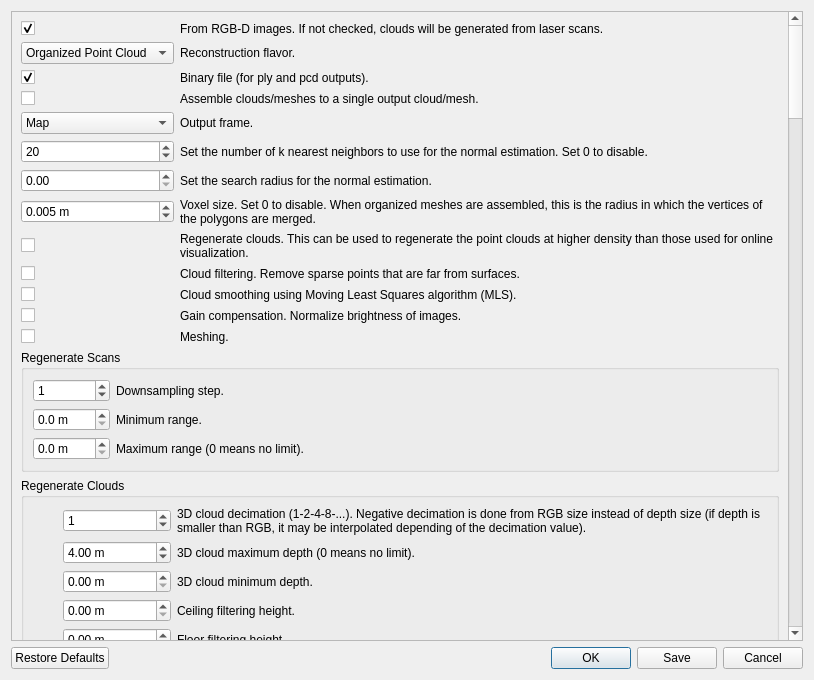
This is guilib/src/ui/exportCloudsDialog.ui in introlab/rtabmap as Qt 5 draws it before an edit. The edited form follows.
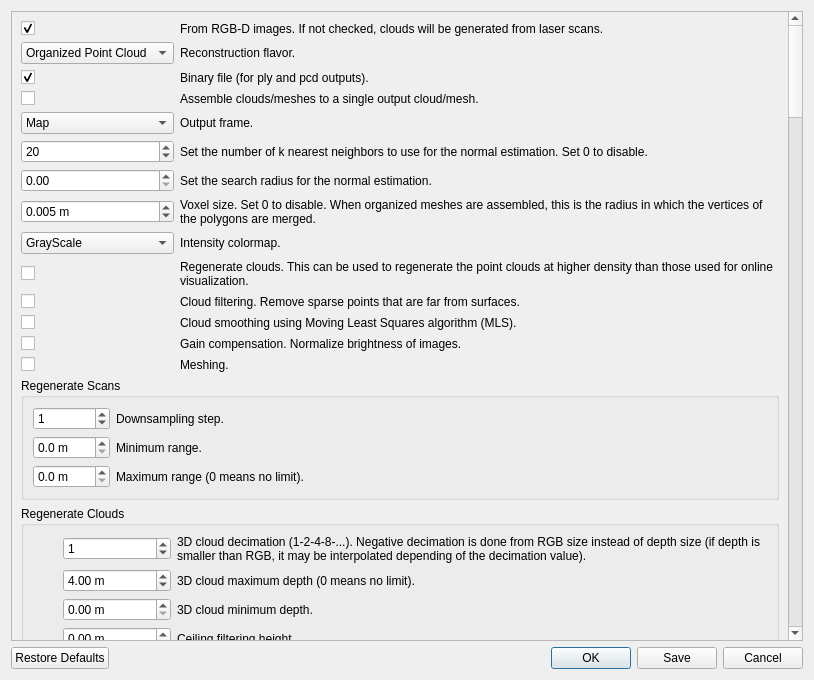
This is the edited form.

Commit message: ExportCloudsDialog: added colormap option when showing scans

Diff of the .ui file:
```diff
--- a/guilib/src/ui/exportCloudsDialog.ui
+++ b/guilib/src/ui/exportCloudsDialog.ui
@@ -23,9 +23,9 @@
       <property name="geometry">
        <rect>
         <x>0</x>
-        <y>-547</y>
+        <y>0</y>
         <width>780</width>
-        <height>4944</height>
+        <height>4975</height>
        </rect>
       </property>
       <layout class="QVBoxLayout" name="verticalLayout_13">
@@ -52,21 +52,21 @@
            </property>
           </widget>
          </item>
-         <item row="9" column="0">
-          <widget class="QCheckBox" name="checkBox_regenerate">
-           <property name="text">
-            <string/>
-           </property>
-          </widget>
-         </item>
          <item row="10" column="0">
+          <widget class="QCheckBox" name="checkBox_regenerate">
+           <property name="text">
+            <string/>
+           </property>
+          </widget>
+         </item>
+         <item row="11" column="0">
           <widget class="QCheckBox" name="checkBox_filtering">
            <property name="text">
             <string/>
            </property>
           </widget>
          </item>
-         <item row="9" column="1">
+         <item row="10" column="1">
           <widget class="QLabel" name="label_regenerate">
            <property name="text">
             <string>Regenerate clouds. This can be used to regenerate the point clouds at higher density than those used for online visualization.</string>
@@ -76,7 +76,7 @@
            </property>
           </widget>
          </item>
-         <item row="12" column="0">
+         <item row="13" column="0">
           <widget class="QCheckBox" name="checkBox_gainCompensation">
            <property name="text">
             <string/>
@@ -103,7 +103,7 @@
            </property>
           </widget>
          </item>
-         <item row="12" column="1">
+         <item row="13" column="1">
           <widget class="QLabel" name="label_gainCompensation">
            <property name="text">
             <string>Gain compensation. Normalize brightness of images.</string>
@@ -133,7 +133,7 @@
            </property>
           </widget>
          </item>
-         <item row="13" column="1">
+         <item row="14" column="1">
           <widget class="QLabel" name="label_binaryFile_12">
            <property name="text">
             <string>Meshing.</string>
@@ -143,14 +143,14 @@
            </property>
           </widget>
          </item>
-         <item row="11" column="0">
+         <item row="12" column="0">
           <widget class="QCheckBox" name="checkBox_smoothing">
            <property name="text">
             <string/>
            </property>
           </widget>
          </item>
-         <item row="10" column="1">
+         <item row="11" column="1">
           <widget class="QLabel" name="label_binaryFile_9">
            <property name="text">
             <string>Cloud filtering. Remove sparse points that are far from surfaces.</string>
@@ -160,7 +160,7 @@
            </property>
           </widget>
          </item>
-         <item row="13" column="0">
+         <item row="14" column="0">
           <widget class="QCheckBox" name="checkBox_meshing">
            <property name="text">
             <string/>
@@ -177,7 +177,7 @@
            </property>
           </widget>
          </item>
-         <item row="11" column="1">
+         <item row="12" column="1">
           <widget class="QLabel" name="label_smoothing">
            <property name="text">
             <string>Cloud smoothing using Moving Least Squares algorithm (MLS).</string>
@@ -294,6 +294,35 @@
            </property>
           </widget>
          </item>
+         <item row="9" column="1">
+          <widget class="QLabel" name="label_intensityColormap">
+           <property name="text">
+            <string>Intensity colormap.</string>
+           </property>
+           <property name="wordWrap">
+            <bool>true</bool>
+           </property>
+          </widget>
+         </item>
+         <item row="9" column="0">
+          <widget class="QComboBox" name="comboBox_intensityColormap">
+           <item>
+            <property name="text">
+             <string>GrayScale</string>
+            </property>
+           </item>
+           <item>
+            <property name="text">
+             <string>RedYellow</string>
+            </property>
+           </item>
+           <item>
+            <property name="text">
+             <string>Rainbow</string>
+            </property>
+           </item>
+          </widget>
+         </item>
         </layout>
        </item>
        <item>
```
The commit also changes 1 other file.
